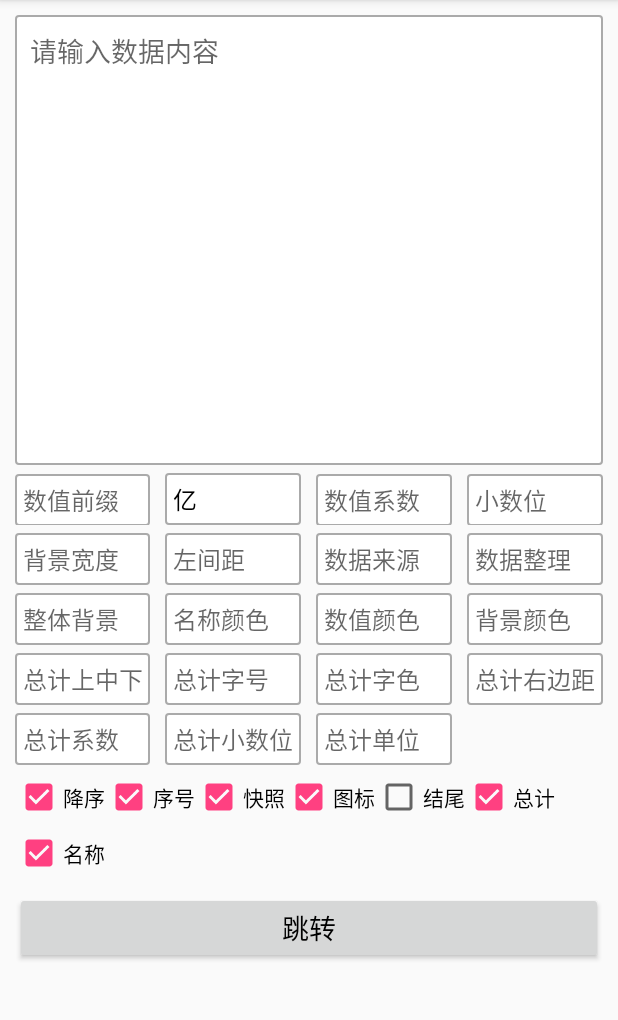
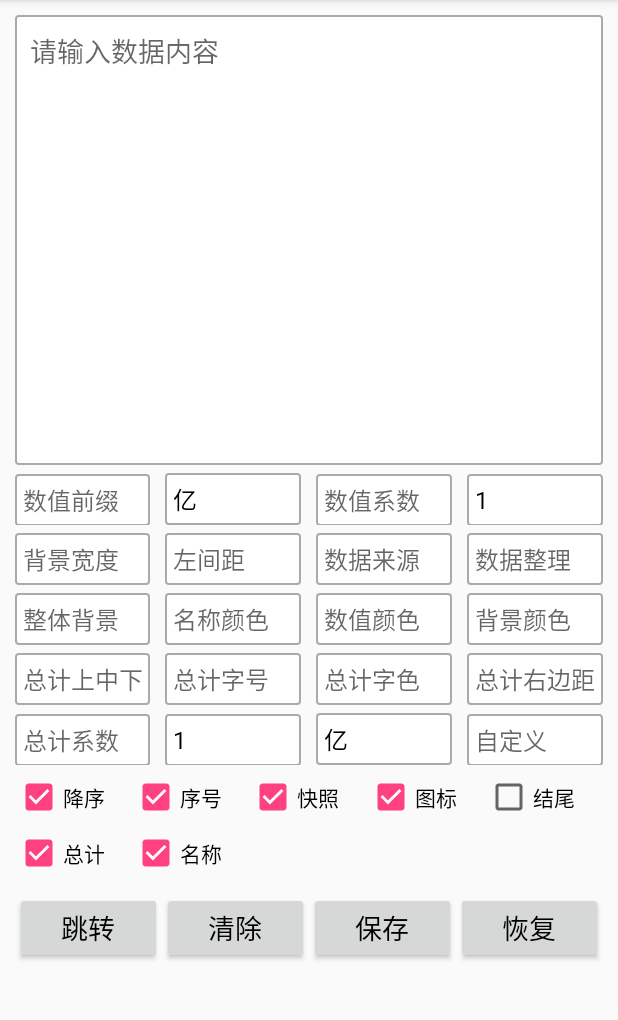
Before and after one commit to NBalls/QTan, an Android app: the screen it shows after launch (VideoActivity), on a phone screen of 412 x 824 dp, the part 84-1104 px from its top. Run offline under Robolectric (Android 15) with nearby library versions, the phone set to English and light mode, and no system bars.

Commit message:
优化操作按钮及逻辑

```diff
--- a/app/src/main/java/driver/chao/com/qtan/MainApp.kt
+++ b/app/src/main/java/driver/chao/com/qtan/MainApp.kt
@@ -2,6 +2,7 @@ package driver.chao.com.qtan
 
 import android.app.Application
 import android.os.StrictMode
+import driver.chao.com.qtan.video.SPUtil
 
 /**
  * Created by aaron on 2018/9/18.
@@ -14,5 +15,7 @@ class MainApp : Application() {
         val builder = StrictMode.VmPolicy.Builder()
         StrictMode.setVmPolicy(builder.build())
         builder.detectFileUriExposure()
+
+        SPUtil.init(this)
     }
 }
--- /dev/null
+++ b/app/src/main/java/driver/chao/com/qtan/video/SPUtil.java
@@ -0,0 +1,29 @@
+package driver.chao.com.qtan.video;
+
+import android.content.Context;
+import android.content.SharedPreferences;
+
+public class SPUtil {
+
+    private static final String SHARE_DATA_FILE_NAME = "share_data_info";
+    private static final String SHARE_DATA_KEY = "share_data_key";
+    private static SharedPreferences sharedPreferences = null;
+
+    public static void init(Context context) {
+        sharedPreferences = context.getSharedPreferences(SHARE_DATA_FILE_NAME, Context.MODE_PRIVATE);
+    }
+
+    public static void saveData(String content) {
+        if (sharedPreferences == null) {
+            return;
+        }
+        sharedPreferences.edit().putString(SHARE_DATA_KEY, content).commit();
+    }
+
+    public static String getData() {
+        if (sharedPreferences == null) {
+            return "";
+        }
+        return sharedPreferences.getString(SHARE_DATA_KEY, "");
+    }
+}
--- a/app/src/main/java/driver/chao/com/qtan/video/VideoActivity.java
+++ b/app/src/main/java/driver/chao/com/qtan/video/VideoActivity.java
@@ -2,7 +2,9 @@ package driver.chao.com.qtan.video;
 
 import android.content.Intent;
 import android.os.Bundle;
+import android.text.Editable;
 import android.text.TextUtils;
+import android.text.TextWatcher;
 import android.view.View;
 import android.widget.CheckBox;
 import android.widget.EditText;
@@ -23,7 +25,7 @@ public class VideoActivity extends AppCompatActivity {
         setContentView(R.layout.activity_video);
 
         // 跳转视频详情页绘制视频
-        findViewById(R.id.video_goto_layout).setOnClickListener(new View.OnClickListener() {
+        findViewById(R.id.video_goto_btn).setOnClickListener(new View.OnClickListener() {
             @Override
             public void onClick(View v) {
                 // 获取数据
@@ -53,6 +55,7 @@ public class VideoActivity extends AppCompatActivity {
                 String totalRatioContent = ((EditText)findViewById(R.id.video_total_ratio)).getText().toString();
                 String totalDecimalCount = ((EditText)findViewById(R.id.video_total_decimal_count)).getText().toString();
                 String totalUnitContent = ((EditText)findViewById(R.id.video_total_unit)).getText().toString();
+                String customContent = ((EditText)findViewById(R.id.video_custom_content)).getText().toString();
 
                 String content = ((EditText) findViewById(R.id.content_edt)).getText().toString();
                 if (TextUtils.isEmpty(content)) {
@@ -112,6 +115,7 @@ public class VideoActivity extends AppCompatActivity {
                 videoInfo.totalRatio = totalRatioContent;
                 videoInfo.totalDecimalCount = totalDecimalCount;
                 videoInfo.totalUnit = totalUnitContent;
+                videoInfo.customContent = customContent;
                 Intent intent = new Intent(VideoActivity.this, VideoDetailActivity.class);
                 Bundle bundle = new Bundle();
                 bundle.putSerializable(DATA_INFO_CONTENT, result);
@@ -120,6 +124,49 @@ public class VideoActivity extends AppCompatActivity {
                 startActivity(intent);
             }
         });
+
+        findViewById(R.id.video_clear_btn).setOnClickListener(new View.OnClickListener() {
+            @Override
+            public void onClick(View v) {
+                ((EditText) findViewById(R.id.content_edt)).setText("");
+                Toast.makeText(getApplicationContext(), "清除成功", Toast.LENGTH_SHORT).show();
+            }
+        });
+
+        findViewById(R.id.video_save_btn).setOnClickListener(new View.OnClickListener() {
+            @Override
+            public void onClick(View v) {
+                String content = ((EditText) findViewById(R.id.content_edt)).getText().toString();
+                SPUtil.saveData(content);
+                Toast.makeText(getApplicationContext(), "保存成功", Toast.LENGTH_SHORT).show();
+            }
+        });
+
+        findViewById(R.id.video_restore_btn).setOnClickListener(new View.OnClickListener() {
+            @Override
+            public void onClick(View v) {
+                String content = SPUtil.getData();
+                ((EditText) findViewById(R.id.content_edt)).setText(content);
+                Toast.makeText(getApplicationContext(), "恢复成功", Toast.LENGTH_SHORT).show();
+            }
+        });
+
+        ((EditText)findViewById(R.id.content_edt)).addTextChangedListener(new TextWatcher() {
+            @Override
+            public void beforeTextChanged(CharSequence s, int start, int count, int after) {
+            }
+
+            @Override
+            public void onTextChanged(CharSequence s, int start, int before, int count) {
+            }
+
+            @Override
+            public void afterTextChanged(Editable s) {
+                if (s != null && !TextUtils.isEmpty(s.toString())) {
+                    SPUtil.saveData(s.toString());
+                }
+            }
+        });
     }
 
     public static final String DATA_INFO_CONTENT = "data_info_content";
--- a/app/src/main/java/driver/chao/com/qtan/video/VideoDetailActivity.java
+++ b/app/src/main/java/driver/chao/com/qtan/video/VideoDetailActivity.java
@@ -127,6 +127,12 @@ public class VideoDetailActivity extends AppCompatActivity {
             ((FrameLayout.LayoutParams) findViewById(R.id.right_content_layout).getLayoutParams()).rightMargin = Utils.dip2px(getApplicationContext(), Integer.parseInt(videoInfo.totalRightMargin));
         } else {
             ((FrameLayout.LayoutParams) findViewById(R.id.right_content_layout).getLayoutParams()).rightMargin = Utils.dip2px(getApplicationContext(), 10);
+        }
+        if (!TextUtils.isEmpty(videoInfo.customContent)) {
+            findViewById(R.id.video_custom_layout).setVisibility(View.VISIBLE);
+            ((TextView) findViewById(R.id.video_custom_tv)).setText(videoInfo.customContent);
+        } else {
+            findViewById(R.id.video_custom_layout).setVisibility(View.GONE);
         }
 
         // 是否快照
--- a/app/src/main/java/driver/chao/com/qtan/video/bean/VideoInfo.java
+++ b/app/src/main/java/driver/chao/com/qtan/video/bean/VideoInfo.java
@@ -35,4 +35,6 @@ public class VideoInfo implements Serializable {
     public String totalDecimalCount;
     // 总计单位
     public String totalUnit;
+    // 自定义内容
+    public String customContent;
 }
--- a/app/src/main/res/layout/activity_video.xml
+++ b/app/src/main/res/layout/activity_video.xml
@@ -102,6 +102,7 @@
             android:textColor="#000000"
             android:singleLine="true"
             android:maxLines="1"
+            android:text="1"
             android:background="@drawable/video_input_back"
             />
 
@@ -372,6 +373,7 @@
             android:textColor="#000000"
             android:singleLine="true"
             android:maxLines="1"
+            android:text="1"
             android:background="@drawable/video_input_back"
             />
 
@@ -388,23 +390,23 @@
             android:textColor="#000000"
             android:singleLine="true"
             android:maxLines="1"
+            android:text="亿"
             android:background="@drawable/video_input_back"
             />
 
         <EditText
+            android:id="@+id/video_custom_content"
             android:layout_width="0dp"
             android:layout_weight="1"
             android:layout_height="wrap_content"
-            android:hint="总计右边距"
+            android:hint="自定义"
             android:layout_marginLeft="10dp"
-            android:inputType="number"
             android:padding="5dp"
             android:textStyle="normal"
             android:textSize="16sp"
             android:textColor="#000000"
             android:singleLine="true"
             android:maxLines="1"
-            android:visibility="invisible"
             android:background="@drawable/video_input_back"
             />
     </LinearLayout>
@@ -424,6 +426,7 @@
             android:id="@+id/video_desc_operate"
             android:layout_width="wrap_content"
             android:layout_height="wrap_content"
+            android:layout_weight="1"
             android:checked="true"
             android:text="降序"
             />
@@ -433,6 +436,7 @@
             android:layout_width="wrap_content"
             android:layout_height="wrap_content"
             android:checked="true"
+            android:layout_weight="1"
             android:text="序号"
             />
 
@@ -440,6 +444,7 @@
             android:id="@+id/video_quick_operate"
             android:layout_width="wrap_content"
             android:layout_height="wrap_content"
+            android:layout_weight="1"
             android:checked="true"
             android:text="快照"
             />
@@ -448,6 +453,7 @@
             android:id="@+id/video_money_operate"
             android:layout_width="wrap_content"
             android:layout_height="wrap_content"
+            android:layout_weight="1"
             android:checked="true"
             android:text="图标"
             />
@@ -456,16 +462,9 @@
             android:id="@+id/video_tail_animation"
             android:layout_width="wrap_content"
             android:layout_height="wrap_content"
+            android:layout_weight="1"
             android:checked="false"
             android:text="结尾"
-            />
-
-        <CheckBox
-            android:id="@+id/video_total_check"
-            android:layout_width="wrap_content"
-            android:layout_height="wrap_content"
-            android:checked="true"
-            android:text="总计"
             />
 
     </LinearLayout>
@@ -482,26 +481,104 @@
         >
 
         <CheckBox
+            android:id="@+id/video_total_check"
+            android:layout_width="wrap_content"
+            android:layout_height="wrap_content"
+            android:layout_weight="1"
+            android:checked="true"
+            android:text="总计"
+            />
+
+        <CheckBox
             android:id="@+id/video_name_position"
             android:layout_width="wrap_content"
             android:layout_height="wrap_content"
+            android:layout_weight="1"
             android:checked="true"
             android:text="名称"
             />
 
+        <CheckBox
+            android:layout_width="wrap_content"
+            android:layout_height="wrap_content"
+            android:layout_weight="1"
+            android:checked="true"
+            android:text="名称"
+            android:visibility="invisible"
+            />
+
+        <CheckBox
+            android:layout_width="wrap_content"
+            android:layout_height="wrap_content"
+            android:layout_weight="1"
+            android:checked="true"
+            android:text="名称"
+            android:visibility="invisible"
+            />
+
+        <CheckBox
+            android:layout_width="wrap_content"
+            android:layout_height="wrap_content"
+            android:layout_weight="1"
+            android:checked="true"
+            android:text="名称"
+            android:visibility="invisible"
+            />
+
     </LinearLayout>
 
-    <androidx.appcompat.widget.AppCompatButton
-        android:id="@+id/video_goto_layout"
+    <LinearLayout
         android:layout_width="match_parent"
         android:layout_height="wrap_content"
-        android:text="跳转"
-        android:textSize="18sp"
-        android:textColor="#000000"
-        android:layout_marginTop="10dp"
+        android:orientation="horizontal"
         app:layout_constraintLeft_toLeftOf="parent"
         app:layout_constraintRight_toRightOf="parent"
         app:layout_constraintTop_toBottomOf="@+id/video_operate_layout2"
-        />
+        >
+        <androidx.appcompat.widget.AppCompatButton
+            android:id="@+id/video_goto_btn"
+            android:layout_width="0dp"
+            android:layout_height="wrap_content"
+            android:layout_weight="1"
+            android:text="跳转"
+            android:textSize="18sp"
+            android:textColor="#000000"
+            android:layout_marginTop="10dp"
+            />
+
+        <androidx.appcompat.widget.AppCompatButton
+            android:id="@+id/video_clear_btn"
+            android:layout_width="0dp"
+            android:layout_height="wrap_content"
+            android:layout_weight="1"
+            android:text="清除"
+            android:textSize="18sp"
+            android:textColor="#000000"
+            android:layout_marginTop="10dp"
+            />
+
+        <androidx.appcompat.widget.AppCompatButton
+            android:id="@+id/video_save_btn"
+            android:layout_width="0dp"
+            android:layout_height="wrap_content"
+            android:layout_weight="1"
+            android:text="保存"
+            android:textSize="18sp"
+            android:textColor="#000000"
+            android:layout_marginTop="10dp"
+            />
+
+        <androidx.appcompat.widget.AppCompatButton
+            android:id="@+id/video_restore_btn"
+            android:layout_width="0dp"
+            android:layout_height="wrap_content"
+            android:layout_weight="1"
+            android:text="恢复"
+            android:textSize="18sp"
+            android:textColor="#000000"
+            android:layout_marginTop="10dp"
+            />
+
+    </LinearLayout>
 
 </androidx.constraintlayout.widget.ConstraintLayout>
```
Also changed, not shown: app/src/main/res/layout/activity_video_detail.xml (+21 -0 lines).
